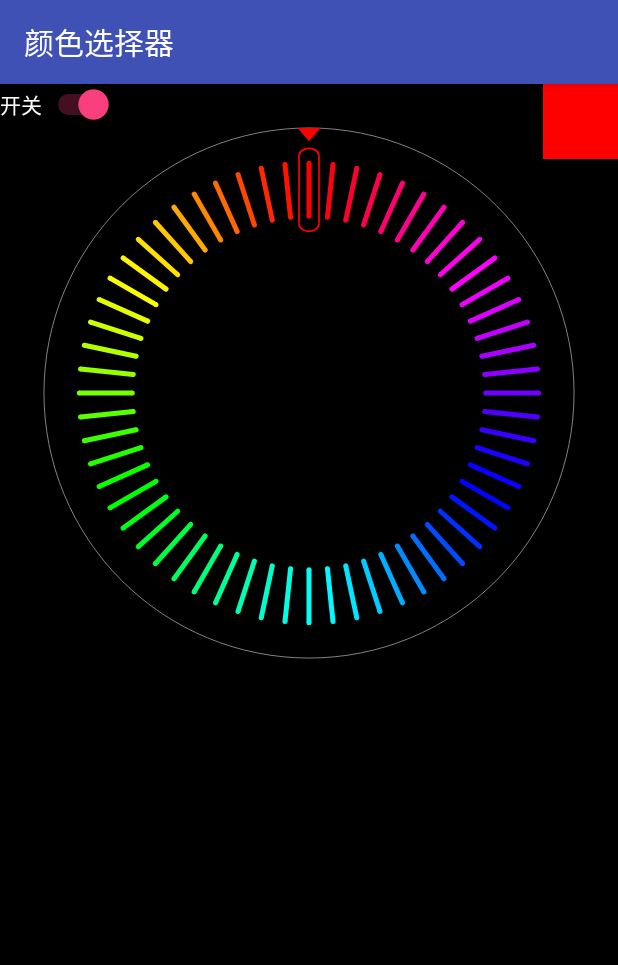
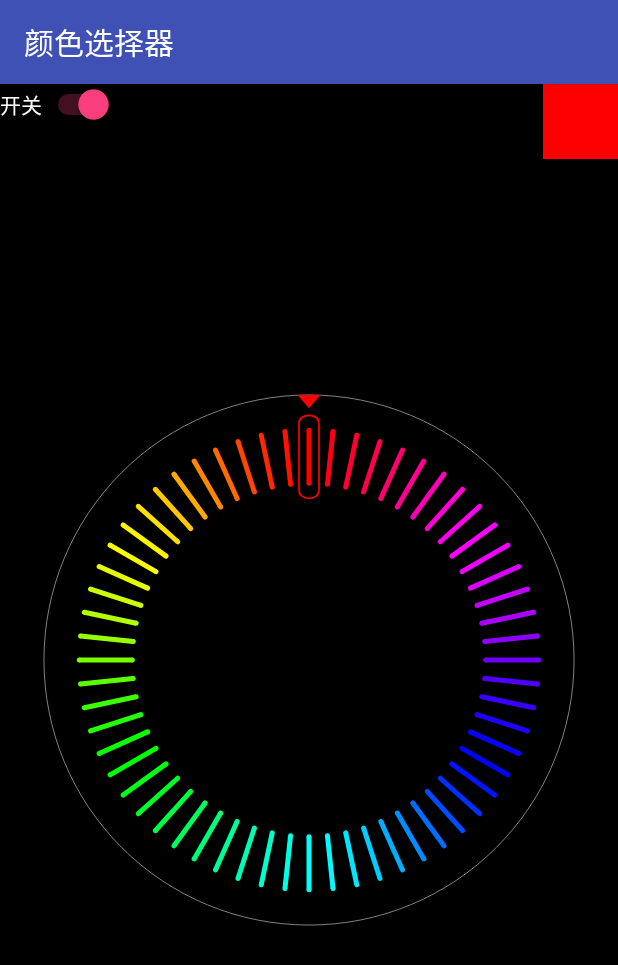
Before and after one commit to iwillow/AndroidUtils, an Android app: the screen it shows after launch (ColorScaleActivity), after a tap on "颜色选择器", on a phone screen of 412 x 824 dp. Shown: the top 965 px of the screen. Run offline under Robolectric (Android 15) with nearby library versions, the phone set to English and light mode, and no system bars; pictures from the network do not load.

Commit message:
add some screenshots

```diff
--- a/app/src/main/java/com/iwillow/app/samples/ui/MainActivity.java
+++ b/app/src/main/java/com/iwillow/app/samples/ui/MainActivity.java
@@ -15,7 +15,6 @@ public class MainActivity extends AppCompatActivity implements View.OnClickListe
         setContentView(R.layout.activity_main);
         findViewById(R.id.btn_step_view).setOnClickListener(this);
         findViewById(R.id.btn_movie_gallery).setOnClickListener(this);
-        findViewById(R.id.btn_color_scale).setOnClickListener(this);
         findViewById(R.id.btn_color_scale).setOnClickListener(this);
         findViewById(R.id.btn_simple_remote_control).setOnClickListener(this);
         findViewById(R.id.btn_cool_remote_control_a).setOnClickListener(this);
--- a/app/src/main/res/layout/activity_color_scale.xml
+++ b/app/src/main/res/layout/activity_color_scale.xml
@@ -11,6 +11,7 @@
         android:id="@+id/colorScaleView"
         android:layout_width="match_parent"
         android:layout_height="match_parent"
+        android:layout_centerInParent="true"
         android:padding="20dp" />
 
     <Switch
```
Also changed, not shown: 6 other files.
